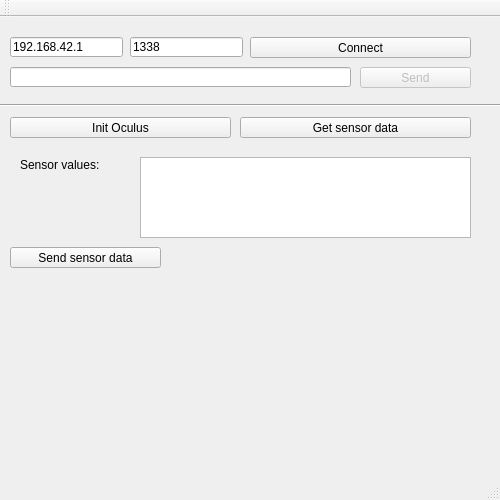
Before: the Qt Designer form qt_test/mainwindow.ui in JMilleson/tredjepersonsvy, drawn with Qt 5.
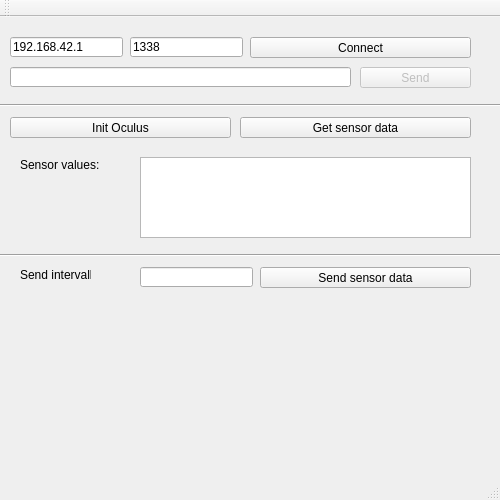
After: the same form once the commit is applied.

The edit to the form file:
```diff
--- a/qt_test/mainwindow.ui
+++ b/qt_test/mainwindow.ui
@@ -168,12 +168,48 @@
      <string>Get sensor data</string>
     </property>
    </widget>
-   <widget class="QPushButton" name="pushSendSensorData">
+   <widget class="Line" name="line_2">
     <property name="geometry">
      <rect>
-      <x>10</x>
+      <x>0</x>
       <y>230</y>
-      <width>151</width>
+      <width>501</width>
+      <height>16</height>
+     </rect>
+    </property>
+    <property name="orientation">
+     <enum>Qt::Horizontal</enum>
+    </property>
+   </widget>
+   <widget class="QLineEdit" name="interval">
+    <property name="geometry">
+     <rect>
+      <x>140</x>
+      <y>250</y>
+      <width>113</width>
+      <height>20</height>
+     </rect>
+    </property>
+   </widget>
+   <widget class="QLabel" name="label_2">
+    <property name="geometry">
+     <rect>
+      <x>20</x>
+      <y>250</y>
+      <width>71</width>
+      <height>16</height>
+     </rect>
+    </property>
+    <property name="text">
+     <string>Send intervall</string>
+    </property>
+   </widget>
+   <widget class="QPushButton" name="pushSendSensorData">
+    <property name="geometry">
+     <rect>
+      <x>260</x>
+      <y>250</y>
+      <width>211</width>
       <height>21</height>
      </rect>
     </property>
```
